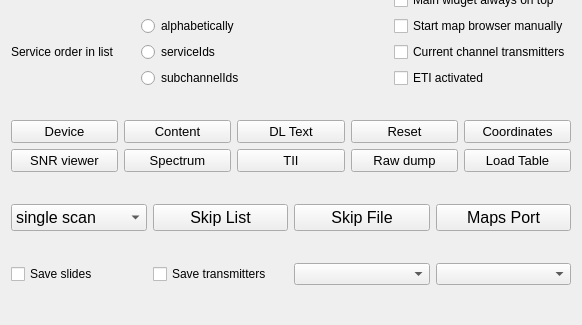
Before: the Qt Designer form forms/config-helper.ui in tomneda/DABstar, drawn with Qt 5; both pictures show x 0 to 582 and y 203 to 528 of the 582 by 528 pixel window.
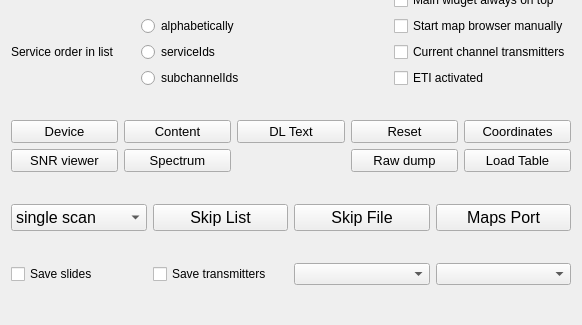
After: the same form once the commit is applied. Custom widgets are drawn as their Qt base class.

Diff of the .ui file:
```diff
--- a/forms/config-helper.ui
+++ b/forms/config-helper.ui
@@ -324,21 +324,6 @@
        </property>
       </widget>
      </item>
-     <item row="1" column="3">
-      <widget class="QPushButton" name="show_tiiButton">
-       <property name="font">
-        <font>
-         <pointsize>10</pointsize>
-        </font>
-       </property>
-       <property name="toolTip">
-        <string>&lt;html&gt;&lt;head/&gt;&lt;body&gt;&lt;p&gt;show or hide the widget for showing the tii spectrum&lt;/p&gt;&lt;/body&gt;&lt;/html&gt;</string>
-       </property>
-       <property name="text">
-        <string>TII</string>
-       </property>
-      </widget>
-     </item>
      <item row="1" column="4">
       <widget class="QPushButton" name="dumpButton">
        <property name="sizePolicy">
@@ -569,11 +554,6 @@
   </layout>
  </widget>
  <customwidgets>
-  <customwidget>
-   <class>QPushButton</class>
-   <extends>QPushButton</extends>
-   <header>smallpushbutton.h</header>
-  </customwidget>
   <customwidget>
    <class>smallSpinBox</class>
    <extends>QSpinBox</extends>
```
